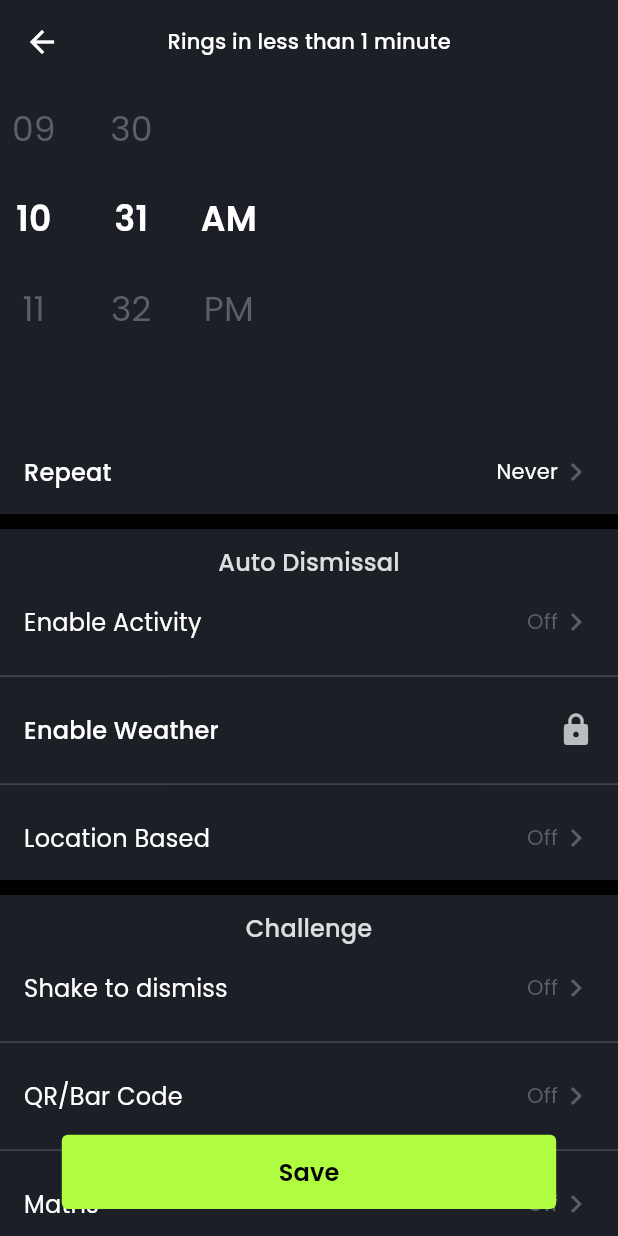
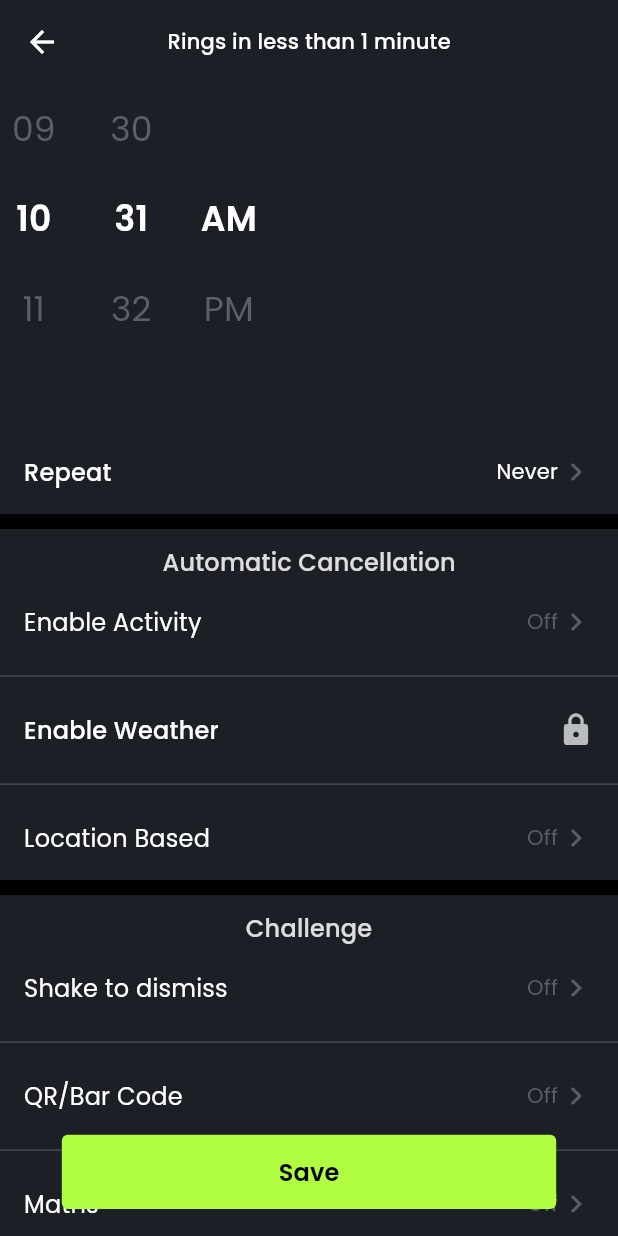
Before and after one commit to CCExtractor/ultimate_alarm_clock, a Flutter app: the AddOrUpdateAlarmView screen opened by its route, on a phone screen of 412 x 824 dp. Run offline on Flutter 3.47's test engine with Material 2 defaults, Android fonts, the light colour scheme and no system bars; drawn by our look-alikes of flutter_time_picker_spinner; our stand-ins replace cloud_firestore, firebase_core, flutter_expandable_fab, flutter_map, flutter_secure_storage, flutter_svg and 7 more; missing offline and left inert: app_minimizer, fl_location, flutter_fgbg, flutter_foreground_task, flutter_ringtone_player, mobile_scanner and 2 more; accounts and stored records are empty; generated files the repository leaves out were written again; Roboto replaces fonts that are missing (poppins).

Commit message:
renamed auto-dismissal

```diff
--- a/lib/app/modules/addOrUpdateAlarm/views/add_or_update_alarm_view.dart
+++ b/lib/app/modules/addOrUpdateAlarm/views/add_or_update_alarm_view.dart
@@ -234,7 +234,7 @@ class AddOrUpdateAlarmView extends GetView<AddOrUpdateAlarmController> {
                             Center(
                               child: Padding(
                                 padding: const EdgeInsets.only(top: 10.0),
-                                child: Text('Auto Dismissal',
+                                child: Text('Automatic Cancellation',
                                     style: Theme.of(context)
                                         .textTheme
                                         .titleMedium!
```
